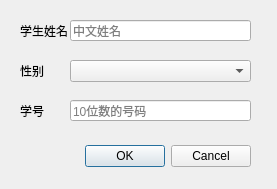
Above: addstudentdialog.ui from Reloin/grade-system before the change. Below: the same form after it.
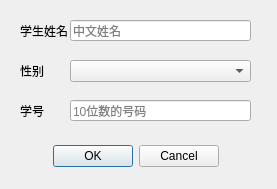
That is the form after the change.

```diff
--- a/addstudentdialog.ui
+++ b/addstudentdialog.ui
@@ -28,6 +28,9 @@
    <property name="standardButtons">
     <set>QDialogButtonBox::Cancel|QDialogButtonBox::Ok</set>
    </property>
+   <property name="centerButtons">
+    <bool>true</bool>
+   </property>
   </widget>
   <widget class="QLabel" name="studenName">
    <property name="geometry">
```
Left out of the diff: 2 changed lines with no effect on the pictures.
